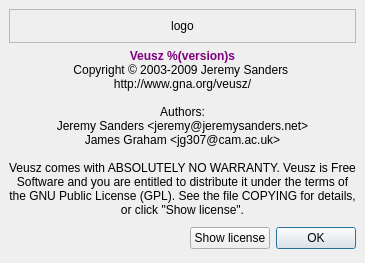
Old version of the form dialogs/about.ui in the repository veusz/veusz.
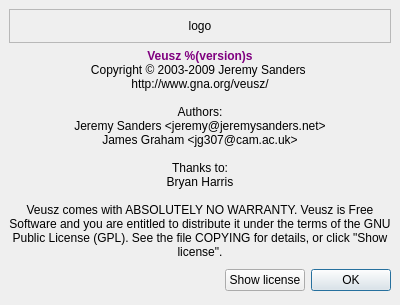
New version of the form.

Patch:
```diff
--- a/dialogs/about.ui
+++ b/dialogs/about.ui
@@ -54,6 +54,9 @@
 &lt;p style=" margin-top:0px; margin-bottom:0px; margin-left:0px; margin-right:0px; -qt-block-indent:0; text-indent:0px;">Jeremy Sanders &amp;lt;jeremy@jeremysanders.net&amp;gt;&lt;/p>
 &lt;p style=" margin-top:0px; margin-bottom:0px; margin-left:0px; margin-right:0px; -qt-block-indent:0; text-indent:0px;">James Graham &amp;lt;jg307@cam.ac.uk&amp;gt;&lt;/p>
 &lt;p style="-qt-paragraph-type:empty; margin-top:0px; margin-bottom:0px; margin-left:0px; margin-right:0px; -qt-block-indent:0; text-indent:0px;">&lt;/p>
+&lt;p style=" margin-top:0px; margin-bottom:0px; margin-left:0px; margin-right:0px; -qt-block-indent:0; text-indent:0px;">Thanks to:&lt;/p>
+&lt;p style=" margin-top:0px; margin-bottom:0px; margin-left:0px; margin-right:0px; -qt-block-indent:0; text-indent:0px;">Bryan Harris&lt;/p>
+&lt;p style="-qt-paragraph-type:empty; margin-top:0px; margin-bottom:0px; margin-left:0px; margin-right:0px; -qt-block-indent:0; text-indent:0px;">&lt;/p>
 &lt;p style=" margin-top:0px; margin-bottom:0px; margin-left:0px; margin-right:0px; -qt-block-indent:0; text-indent:0px;">Veusz comes with ABSOLUTELY NO WARRANTY. Veusz is Free Software and you are entitled to distribute it under the terms of the GNU Public License (GPL). See the file COPYING for details, or click "Show license".&lt;/p>&lt;/body>&lt;/html></string>
      </property>
      <property name="alignment" >
```
